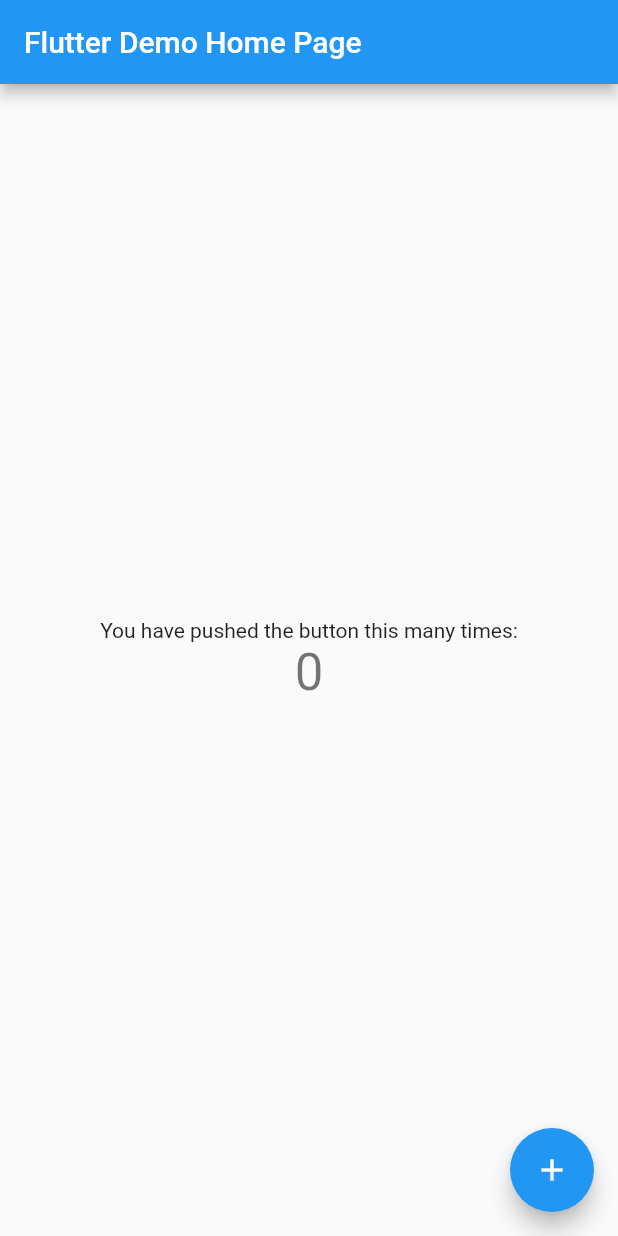
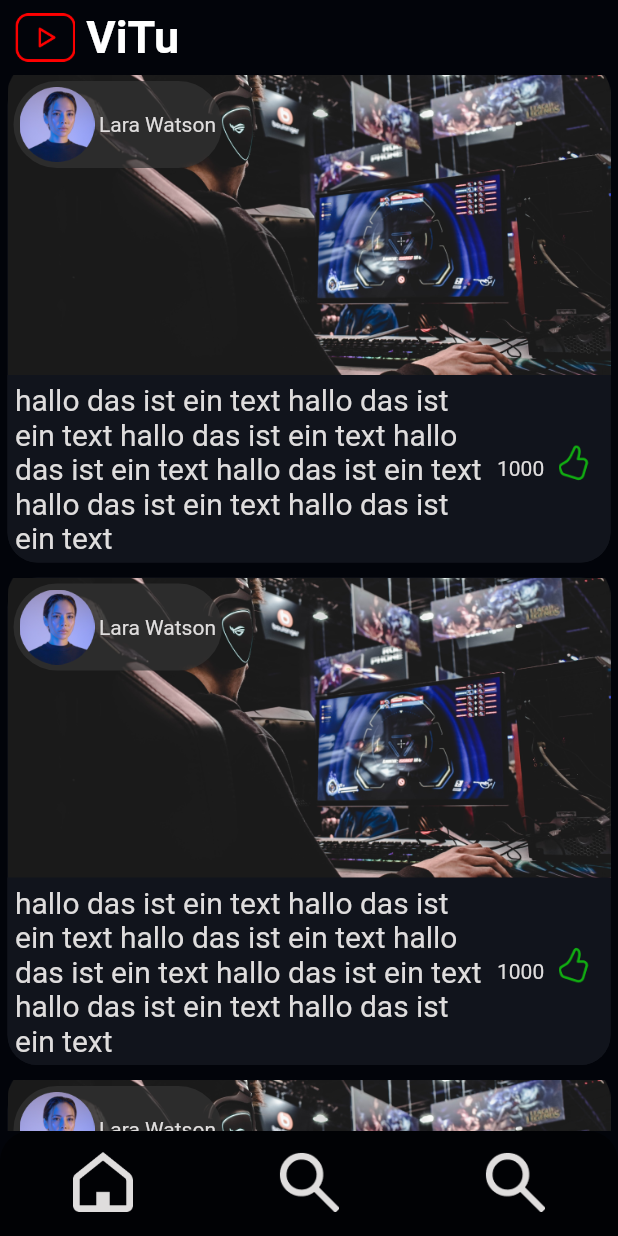
Before and after one commit to Damian-Sommer/VideoTube, a Flutter app: the screen it shows after launch, on a phone screen of 412 x 824 dp. Run offline on Flutter 3.47's test engine with Material 2 defaults, Android fonts, the phone set to English and light mode, and no system bars.

Commit message:
initialize Project

```diff
--- /dev/null
+++ b/videotube/lib/container_widget.dart
@@ -0,0 +1,110 @@
+// ignore: must_be_immutable
+import 'package:flutter/material.dart';
+
+import 'model/page.dart';
+
+class ContainerWidget extends StatefulWidget {
+  List<PageModel> pages = <PageModel>[];
+  var screens = [];
+
+  ContainerWidget({
+    Key? key,
+    required this.pages,
+    required this.screens,
+  }) : super(key: key);
+
+  @override
+  _ContainerWidgetState createState() =>
+      // ignore: no_logic_in_create_state
+      _ContainerWidgetState(pages, screens);
+}
+
+class _ContainerWidgetState extends State<ContainerWidget> {
+  List<PageModel> pages = <PageModel>[];
+  var screens = [];
+  int currentIndex = 0;
+
+  _ContainerWidgetState(this.pages, this.screens);
+
+  String getCurrentPageName() {
+    return pages[currentIndex].getPageName.toString();
+  }
+
+  List<BottomNavigationBarItem> getListOfNavigationBarItems() {
+    List<BottomNavigationBarItem> items = [];
+
+    for (int i = 0; i < pages.length; i++) {
+      items.add(BottomNavigationBarItem(
+          icon: pages[i].getPageIcon, label: pages[i].getPageName));
+    }
+    return items;
+  }
+
+  @override
+  Widget build(BuildContext context) {
+    return Scaffold(
+      appBar: PreferredSize(
+        preferredSize: const Size.fromHeight(45.0),
+        child: AppBarContent(),
+      ),
+      /*AppBar(
+        title: Text("he"),
+        //https://api.flutter.dev/flutter/widgets/PreferredSize-class.html#:~:text=A%20widget%20with%20a%20preferred,their%20children%20implement%20that%20interface.
+      )*/
+      body: screens[currentIndex],
+      bottomNavigationBar: Container(
+        decoration: const BoxDecoration(
+          borderRadius: BorderRadius.only(
+              topRight: Radius.circular(20), topLeft: Radius.circular(20)),
+        ),
+        child: ClipRRect(
+          borderRadius: const BorderRadius.only(
+            topLeft: Radius.circular(20.0),
+            topRight: Radius.circular(20.0),
+          ),
+          child: BottomNavigationBar(
+              iconSize: 40,
+              type: BottomNavigationBarType.fixed,
+              items: getListOfNavigationBarItems().toList(),
+              selectedItemColor: const Color(0xffDFDDDD),
+              unselectedItemColor: const Color(0xffDFDDDD),
+              showSelectedLabels: false,
+              showUnselectedLabels: false,
+              backgroundColor: const Color(0xFF010205),
+              currentIndex: currentIndex,
+              onTap: (index) {
+                setState(() => currentIndex = index);
+              }),
+        ),
+      ),
+    );
+  }
+}
+
+class AppBarContent extends StatelessWidget {
+  @override
+  Widget build(BuildContext context) {
+    return Column(
+      mainAxisAlignment: MainAxisAlignment.end,
+      children: <Widget>[
+        Padding(
+          padding: const EdgeInsets.symmetric(horizontal: 10),
+          child: Row(
+            children: const <Widget>[
+              ImageIcon(
+                AssetImage("assets/icons/vitu.png"),
+                color: Color(0xFFFF0000),
+                size: 40,
+              ),
+              Text(
+                ' ViTu',
+                style: TextStyle(color: Colors.white, fontSize: 30,
+                fontWeight: FontWeight.w600),
+              ),
+            ],
+          ),
+        ),
+      ],
+    );
+  }
+}
--- a/videotube/lib/main.dart
+++ b/videotube/lib/main.dart
@@ -1,4 +1,8 @@
 import 'package:flutter/material.dart';
+
+import 'screen/home_page.dart';
+import 'model/page.dart';
+import 'container_widget.dart';
 
 void main() {
   runApp(const MyApp());
@@ -7,21 +11,15 @@
 class MyApp extends StatelessWidget {
   const MyApp({Key? key}) : super(key: key);
 
-  // This widget is the root of your application.
   @override
   Widget build(BuildContext context) {
     return MaterialApp(
       title: 'Flutter Demo',
       theme: ThemeData(
-        // This is the theme of your application.
-        //
-        // Try running your application with "flutter run". You'll see the
-        // application has a blue toolbar. Then, without quitting the app, try
-        // changing the primarySwatch below to Colors.green and then invoke
-        // "hot reload" (press "r" in the console where you ran "flutter run",
-        // or simply save your changes to "hot reload" in a Flutter IDE).
-        // Notice that the counter didn't reset back to zero; the application
-        // is not restarted.
+        /*
+        Greeper: flutter color hex opacity
+         */
+        scaffoldBackgroundColor: const Color(0xFF02040A),
         primarySwatch: Colors.blue,
       ),
       home: const MyHomePage(title: 'Flutter Demo Home Page'),
@@ -32,15 +30,6 @@
 class MyHomePage extends StatefulWidget {
   const MyHomePage({Key? key, required this.title}) : super(key: key);
 
-  // This widget is the home page of your application. It is stateful, meaning
-  // that it has a State object (defined below) that contains fields that affect
-  // how it looks.
-
-  // This class is the configuration for the state. It holds the values (in this
-  // case the title) provided by the parent (in this case the App widget) and
-  // used by the build method of the State. Fields in a Widget subclass are
-  // always marked "final".
-
   final String title;
 
   @override
@@ -48,68 +37,27 @@
 }
 
 class _MyHomePageState extends State<MyHomePage> {
-  int _counter = 0;
 
-  void _incrementCounter() {
-    setState(() {
-      // This call to setState tells the Flutter framework that something has
-      // changed in this State, which causes it to rerun the build method below
-      // so that the display can reflect the updated values. If we changed
-      // _counter without calling setState(), then the build method would not be
-      // called again, and so nothing would appear to happen.
-      _counter++;
-    });
+
+  List<PageModel> pageList = <PageModel>[];
+
+  static List screens = [const HomePage(), const HomePage(), const HomePage()];
+  late ContainerWidget containerWidget;
+
+  _MyHomePageState() {
+    pageList
+        .add(PageModel(id: 0, name: "Home", icon: const ImageIcon(AssetImage("assets/icons/home.png")), color: const Color(0xffDFDDDD)));
+    pageList
+        .add(PageModel(id: 1, name: "Search", icon: const ImageIcon(AssetImage("assets/icons/search.png")), color: const Color(0xffDFDDDD)));
+    pageList
+        .add(PageModel(id: 2, name: "Settings", icon: const ImageIcon(AssetImage("assets/icons/search.png")), color: const Color(0xffDFDDDD)));
+    containerWidget = ContainerWidget(pages: pageList, screens: screens);
   }
 
   @override
   Widget build(BuildContext context) {
-    // This method is rerun every time setState is called, for instance as done
-    // by the _incrementCounter method above.
-    //
-    // The Flutter framework has been optimized to make rerunning build methods
-    // fast, so that you can just rebuild anything that needs updating rather
-    // than having to individually change instances of widgets.
     return Scaffold(
-      appBar: AppBar(
-        // Here we take the value from the MyHomePage object that was created by
-        // the App.build method, and use it to set our appbar title.
-        title: Text(widget.title),
-      ),
-      body: Center(
-        // Center is a layout widget. It takes a single child and positions it
-        // in the middle of the parent.
-        child: Column(
-          // Column is also a layout widget. It takes a list of children and
-          // arranges them vertically. By default, it sizes itself to fit its
-          // children horizontally, and tries to be as tall as its parent.
-          //
-          // Invoke "debug painting" (press "p" in the console, choose the
-          // "Toggle Debug Paint" action from the Flutter Inspector in Android
-          // Studio, or the "Toggle Debug Paint" command in Visual Studio Code)
-          // to see the wireframe for each widget.
-          //
-          // Column has various properties to control how it sizes itself and
-          // how it positions its children. Here we use mainAxisAlignment to
-          // center the children vertically; the main axis here is the vertical
-          // axis because Columns are vertical (the cross axis would be
-          // horizontal).
-          mainAxisAlignment: MainAxisAlignment.center,
-          children: <Widget>[
-            const Text(
-              'You have pushed the button this many times:',
-            ),
-            Text(
-              '$_counter',
-              style: Theme.of(context).textTheme.headline4,
-            ),
-          ],
-        ),
-      ),
-      floatingActionButton: FloatingActionButton(
-        onPressed: _incrementCounter,
-        tooltip: 'Increment',
-        child: const Icon(Icons.add),
-      ), // This trailing comma makes auto-formatting nicer for build methods.
+      body: containerWidget,
     );
   }
 }
--- /dev/null
+++ b/videotube/lib/model/page.dart
@@ -0,0 +1,26 @@
+import 'package:flutter/material.dart';
+
+class PageModel {
+  late int id;
+  String name = "";
+  Color color;
+  late dynamic icon;
+
+  PageModel({required this.id, required this.name, required this.icon, required this.color});
+
+  int get getPageId {
+    return id;
+  }
+
+  String get getPageName {
+    return name;
+  }
+
+  dynamic get getPageIcon {
+    return icon;
+  }
+
+  Color get getColor{
+    return color;
+  }
+}
--- /dev/null
+++ b/videotube/lib/screen/home_page.dart
@@ -0,0 +1,184 @@
+import 'package:flutter/material.dart';
+import 'package:videotube/screen/video_detail.dart';
+
+class HomePage extends StatefulWidget {
+  const HomePage({Key? key}) : super(key: key);
+
+  @override
+  _HomePageState createState() => _HomePageState();
+}
+
+class _HomePageState extends State<HomePage> {
+  bool isLiked = true;
+  @override
+  Widget build(BuildContext context) {
+    return videoList();
+  }
+
+  Widget videoList() {
+    return SingleChildScrollView(
+      child: Column(
+        children: <Widget>[
+          getList(),
+        ],
+      ),
+    );
+  }
+
+  ListView getList() {
+    return ListView.builder(
+      physics: const ScrollPhysics(),
+      shrinkWrap: true,
+      itemCount: 5,
+      itemBuilder: (BuildContext context, int index) {
+        return InkWell(
+          onTap: () {
+            navigateSecondPage(index);
+          },
+          borderRadius: BorderRadius.circular(20),
+          child: Container(
+            margin: const EdgeInsets.all(5),
+            decoration: BoxDecoration(
+              borderRadius: BorderRadius.circular(20),
+              color: const Color(0xFF11141C),
+            ),
+            child: Column(
+              children: <Widget>[
+                Container(
+                  height: 200,
+                  decoration: const BoxDecoration(
+                    image: DecorationImage(
+                      image: AssetImage(
+                        'assets/img/thumbnail.png',
+                      ),
+                      fit: BoxFit.fitWidth,
+                    ),
+                  ),
+                  child: Align(
+                    alignment: Alignment.topLeft,
+                    child: IntrinsicWidth(
+                      child: Container(
+                        decoration: BoxDecoration(
+                          color: const Color(0xB3333333),
+                          borderRadius: BorderRadius.circular(40),
+                        ),
+                        padding: const EdgeInsets.all(4),
+                        margin: const EdgeInsets.all(4),
+                        constraints: const BoxConstraints(maxWidth: 200),
+                        child: Row(
+                          children: [
+                            Image.asset(
+                              'assets/img/profilepic.png',
+                              height: 50,
+                              width: 50,
+                            ),
+                            const Padding(
+                              padding: EdgeInsets.only(left: 3),
+                              child: Text(
+                                "Lara Watson",
+                                style: TextStyle(
+                                  color: Color(0xffDFDDDD),
+                                ),
+                              ),
+                            ),
+                          ],
+                        ),
+                      ),
+                    ),
+                  ),
+                ),
+                Container(
+                  padding: const EdgeInsets.all(5),
+                  decoration: const BoxDecoration(
+                    borderRadius: BorderRadius.only(
+                        bottomLeft: Radius.circular(20),
+                        bottomRight: Radius.circular(20)),
+                    color: Color(0xFF11141C),
+                  ),
+                  constraints: const BoxConstraints(
+                    minHeight: 50,
+                  ),
+                  child: Row(
+                    children: <Widget>[
+                      getDescriptionWidget("hallo das ist ein text hallo das ist ein text hallo das ist ein text hallo das ist ein text hallo das ist ein text hallo das ist ein text hallo das ist ein text"),
+                      getLikesWidget(1000),
+                      getLikeWidget(),
+                    ],
+                  ),
+                ),
+              ],
+            ),
+          ),
+        );
+      },
+    );
+  }
+
+  Expanded getDescriptionWidget(String description){
+    return Expanded(
+      flex: 8,
+      child: Text(
+        description,
+        style: const TextStyle(
+          color: Color(0xffDFDDDD),
+          fontSize: 20,
+        ),
+      ),
+    );
+  }
+
+  Expanded getLikesWidget(int likes) {
+    return Expanded(
+      flex: 1,
+      child: Align(
+        alignment: Alignment.centerRight,
+        child: Text(
+          likes.toString(),
+          style: const TextStyle(
+            color: Color(0xffDFDDDD),
+          ),
+        ),
+      ),
+    );
+  }
+
+  Expanded getLikeWidget() {
+    return Expanded(
+      flex: 1,
+      child: InkWell(
+        child: Padding(
+          padding: const EdgeInsets.only(bottom: 8.0),
+          child: ImageIcon(
+            const AssetImage("assets/icons/like.png"),
+            color: getColor(),
+          ),
+        ),
+        onTap: () {
+          handleLike();
+        },
+      ),
+    );
+  }
+
+  bool handleLike() {
+    isLiked = isLiked == true ? false : true;
+    return isLiked;
+  }
+
+  Color getColor() {
+    if (isLiked) {
+      return const Color(0xff11ad11);
+    }
+    return const Color(0xffDFDDDD);
+  }
+
+  void navigateSecondPage(int index) async {
+    final bool result =
+        await Navigator.push(context, MaterialPageRoute(builder: (context) {
+      return VideoDetail(id: index);
+    }));
+    /* if(result == true){
+      updateListView();
+    }*/
+  }
+}
--- /dev/null
+++ b/videotube/lib/screen/video_detail.dart
@@ -0,0 +1,50 @@
+import 'package:flutter/cupertino.dart';
+import 'package:flutter/material.dart';
+
+class VideoDetail extends StatefulWidget {
+  final int id;
+  VideoDetail({Key? key, required this.id}) : super(key: key);
+
+  @override
+  _VideoDetailState createState() => _VideoDetailState(id: id);
+}
+
+class _VideoDetailState extends State<VideoDetail> {
+  final int id;
+
+  _VideoDetailState({required this.id});
+
+  @override
+  Widget build(BuildContext context) {
+    return Scaffold(
+      appBar: AppBar(
+        title: const Text("Video"),
+      ),
+      body: getVideoDetails(),
+    );
+  }
+
+  Widget getVideoDetails() {
+    return SingleChildScrollView(
+      child: Column(
+        children: <Widget>[
+          Text(
+            "hello ${id}",
+            style: const TextStyle(color: Colors.white),
+          ),
+          ElevatedButton(
+            onPressed: () {
+              Navigator.pop(context, true);
+            },
+            child: const Icon(
+                IconData(
+                    0xf571,
+                    fontFamily: 'MaterialIcons',
+                    matchTextDirection: true),
+                color: Colors.white),
+          ),
+        ],
+      ),
+    );
+  }
+}
--- a/videotube/pubspec.yaml
+++ b/videotube/pubspec.yaml
@@ -58,9 +58,9 @@
   uses-material-design: true
 
   # To add assets to your application, add an assets section, like this:
-  # assets:
-  #   - images/a_dot_burr.jpeg
-  #   - images/a_dot_ham.jpeg
+  assets:
+    - assets/icons/
+    - assets/img/
 
   # An image asset can refer to one or more resolution-specific "variants", see
   # https://flutter.dev/assets-and-images/#resolution-aware.
```
Also changed, not shown: videotube/assets/icons/home.png (added), videotube/assets/icons/like.png (added), videotube/assets/icons/search.png (added), videotube/assets/icons/vitu.png (added), videotube/assets/img/profilepic.png (added), videotube/assets/img/thumbnail.png (added).
